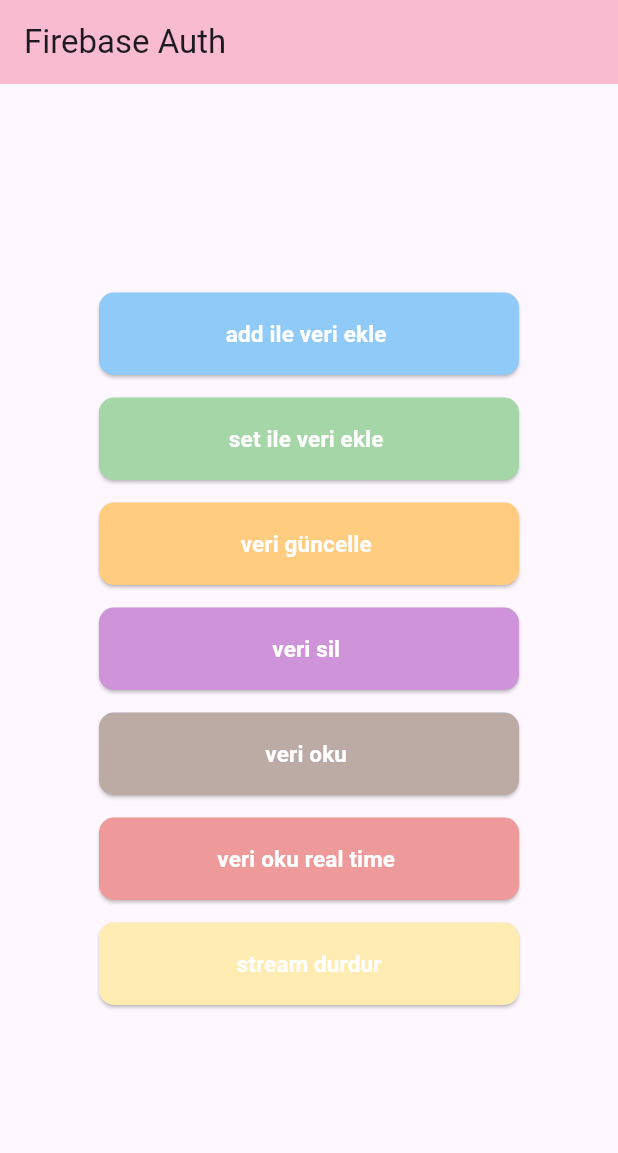
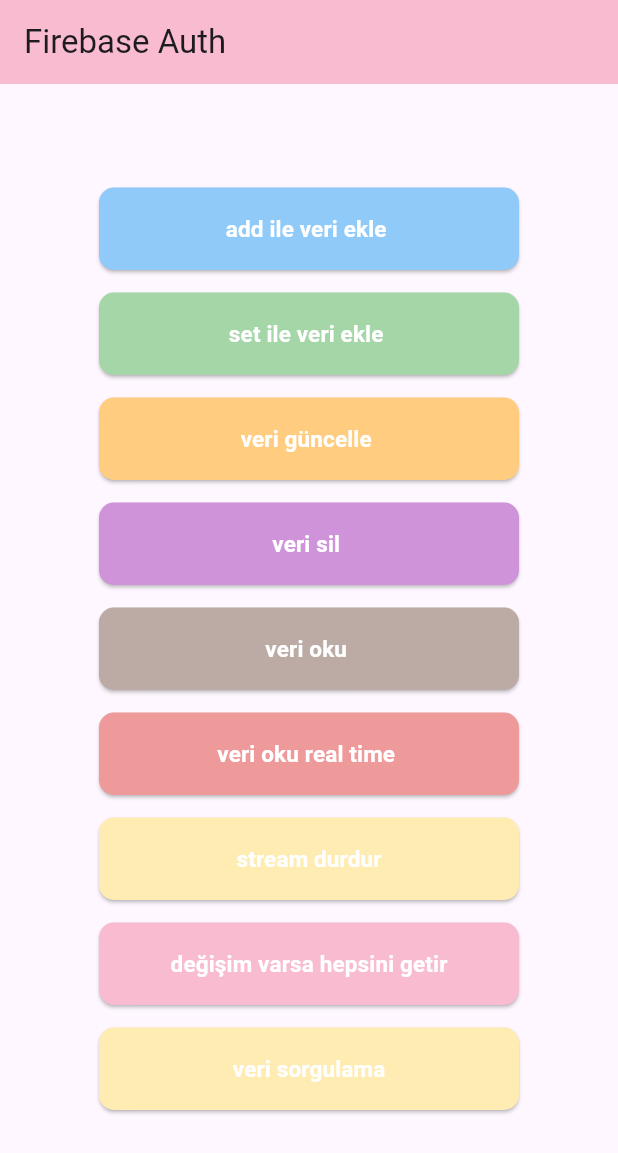
Before and after one commit to ayda-1/newfirebaseproject, a Flutter app: the screen it shows after launch, on a phone screen of 412 x 824 dp. Shown: the top 1153 px of the screen. Run offline on Flutter 3.47's test engine with Material 3 defaults, Android fonts, the phone set to English and light mode, and no system bars; our stand-ins replace cloud_firestore, firebase_auth, firebase_core, get; accounts and stored records are empty.

Commit message:
son düzenleme

```diff
--- a/lib/firebase_firestore_kullanimi.dart
+++ b/lib/firebase_firestore_kullanimi.dart
@@ -181,6 +181,48 @@
               ),
             ),
             SizedBox(height: 15),
+            SizedBox(
+              height: 55,
+              width: 280,
+              child: ElevatedButton(
+                style: ElevatedButton.styleFrom(
+                  backgroundColor: Colors.pink.shade100,
+                  foregroundColor: Colors.white,
+                  shape: RoundedRectangleBorder(
+                    borderRadius: BorderRadius.circular(10),
+                  ),
+                ),
+                onPressed: () {
+                  changesAllDoc();
+                },
+                child: Text(
+                  "değişim varsa hepsini getir",
+                  style: TextStyle(fontWeight: FontWeight.bold, fontSize: 15),
+                ),
+              ),
+            ),
+            SizedBox(height: 15),
+            SizedBox(
+              height: 55,
+              width: 280,
+              child: ElevatedButton(
+                style: ElevatedButton.styleFrom(
+                  backgroundColor: Colors.amber.shade100,
+                  foregroundColor: Colors.white,
+                  shape: RoundedRectangleBorder(
+                    borderRadius: BorderRadius.circular(10),
+                  ),
+                ),
+                onPressed: () {
+                  queryInData();
+                },
+                child: Text(
+                  "veri sorgulama",
+                  style: TextStyle(fontWeight: FontWeight.bold, fontSize: 15),
+                ),
+              ),
+            ),
+            SizedBox(height: 15),
           ],
         ),
       ),
@@ -292,6 +334,32 @@
   void streamDurdur() async {
     await userSubscribe.cancel();
   }
+
+  void changesAllDoc() async {
+    var userStream = firestore.collection("users").snapshots();
+
+    userSubscribe = userStream.listen((event) {
+      event.docs.forEach((user) {
+        debugPrint(user.data().toString());
+      });
+    });
+  }
+
+  void queryInData() async {
+    //bir sorgulama yapılıyorsa kolaksiyon uzerınden yapılmalıdır
+    var userRef = firestore.collection("users");
+    //yasi 38 a esit olanı getir
+    //var result = await userRef.where("age", isEqualTo: 38).get();
+    //var result = await userRef.where("age", isGreaterThan: 38).get();
+    //var result = await userRef.where("colors", arrayContains: "Siyah").get();
+    var result = await userRef.orderBy("name").startAt(["Ay"]).endAt([
+      "Gül" + "\uf8ff",
+    ]).get();
+
+    for (var user in result.docs) {
+      debugPrint(user.data().toString());
+    }
+  }
 }
 
 /*
--- a/pubspec.yaml
+++ b/pubspec.yaml
@@ -37,6 +37,7 @@
   firebase_core: ^3.15.2
   firebase_auth: ^5.7.0
   cloud_firestore: ^5.6.12
+  get: ^4.7.2
 
 dev_dependencies:
   flutter_test:
```
Also changed, not shown: lib/model.dart (added, +17 -0 lines), lib/sepet_controller.dart (added, +26 -0 lines), lib/state_management_kullanimi.dart (added, +16 -0 lines), pubspec.lock.
